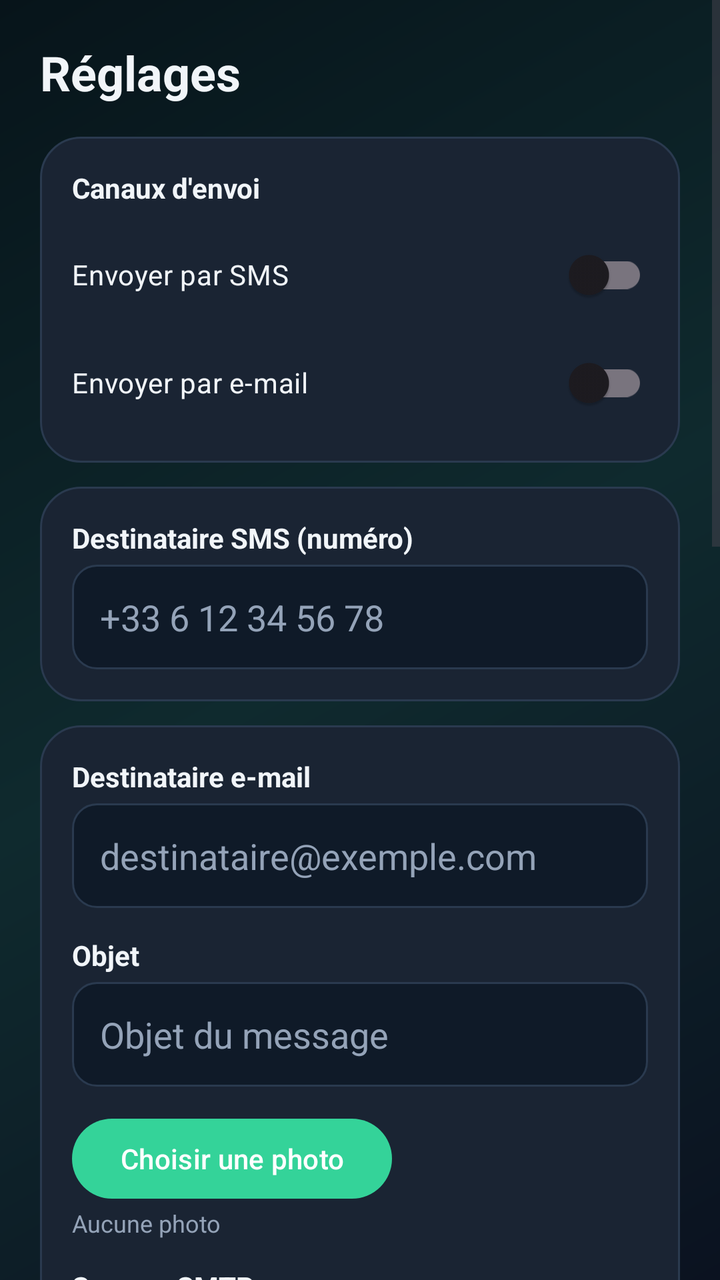
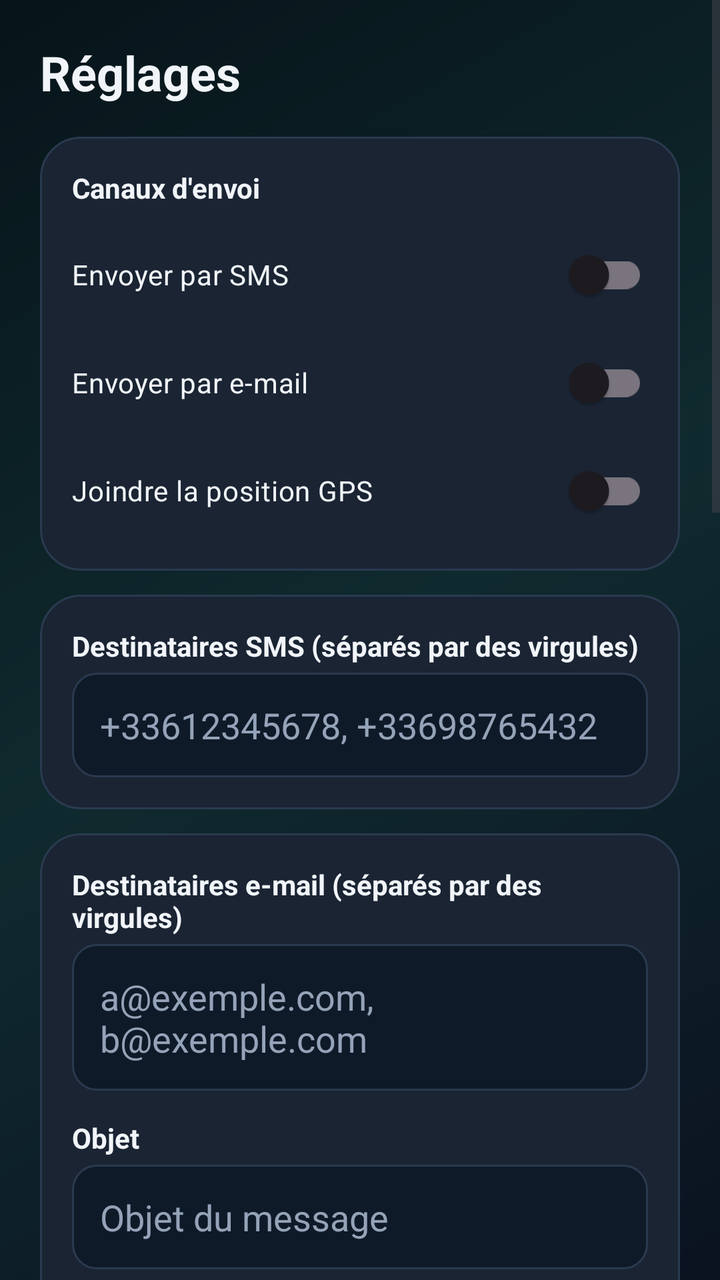

Screens rendered from an Android XML layout before and after an edit, with the pre-edit source and the edit as a unified diff.
<!-- AndroidManifest.xml: application theme Theme.Veille -->
<!-- res/layout/activity_settings.xml -->
<?xml version="1.0" encoding="utf-8"?>
<ScrollView xmlns:android="http://schemas.android.com/apk/res/android"
    android:layout_width="match_parent"
    android:layout_height="match_parent"
    android:background="@drawable/bg_gradient"
    android:fillViewport="true">

    <LinearLayout
        android:layout_width="match_parent"
        android:layout_height="wrap_content"
        android:orientation="vertical"
        android:padding="20dp">

        <TextView
            android:layout_width="wrap_content"
            android:layout_height="wrap_content"
            android:text="Réglages"
            android:textColor="@color/text_primary"
            android:textSize="24sp"
            android:textStyle="bold"
            android:paddingBottom="8dp" />

        
        <LinearLayout
            android:layout_width="match_parent"
            android:layout_height="wrap_content"
            android:orientation="vertical"
            android:background="@drawable/card_bg"
            android:padding="16dp"
            android:layout_marginTop="8dp">

            <TextView style="@style/Label" android:text="Canaux d'envoi" android:paddingTop="0dp" />

            <com.google.android.material.switchmaterial.SwitchMaterial
                android:id="@+id/switchSms"
                android:layout_width="match_parent"
                android:layout_height="wrap_content"
                android:text="Envoyer par SMS"
                android:textColor="@color/text_primary"
                android:layout_marginTop="6dp" />

            <com.google.android.material.switchmaterial.SwitchMaterial
                android:id="@+id/switchEmail"
                android:layout_width="match_parent"
                android:layout_height="wrap_content"
                android:text="Envoyer par e-mail"
                android:textColor="@color/text_primary"
                android:layout_marginTop="6dp" />
        </LinearLayout>

        
        <LinearLayout
            android:id="@+id/smsBlock"
            android:layout_width="match_parent"
            android:layout_height="wrap_content"
            android:orientation="vertical"
            android:background="@drawable/card_bg"
            android:padding="16dp"
            android:layout_marginTop="12dp">

            <TextView style="@style/Label" android:text="Destinataire SMS (numéro)" android:paddingTop="0dp" />
            <EditText android:id="@+id/recipientSms" style="@style/Field"
                android:inputType="phone" android:hint="+33 6 12 34 56 78" />
        </LinearLayout>

        
        <LinearLayout
            android:id="@+id/emailBlock"
            android:layout_width="match_parent"
            android:layout_height="wrap_content"
            android:orientation="vertical"
            android:background="@drawable/card_bg"
            android:padding="16dp"
            android:layout_marginTop="12dp">

            <TextView style="@style/Label" android:text="Destinataire e-mail" android:paddingTop="0dp" />
            <EditText android:id="@+id/recipientEmail" style="@style/Field"
                android:inputType="textEmailAddress" android:hint="destinataire@exemple.com" />

            <TextView style="@style/Label" android:text="Objet" />
            <EditText android:id="@+id/subject" style="@style/Field"
                android:inputType="text" android:hint="Objet du message" />

            <Button android:id="@+id/pickPhoto"
                android:layout_width="wrap_content"
                android:layout_height="wrap_content"
                android:layout_marginTop="12dp"
                android:text="Choisir une photo" />
            <TextView android:id="@+id/photoLabel"
                android:layout_width="match_parent"
                android:layout_height="wrap_content"
                android:text="Aucune photo"
                android:textColor="@color/text_muted"
                android:textSize="12sp" />

            <TextView style="@style/Label" android:text="Serveur SMTP" />
            <EditText android:id="@+id/smtpHost" style="@style/Field"
                android:inputType="textUri" android:text="smtp.gmail.com" />

            <TextView style="@style/Label" android:text="Port SMTP (587 = TLS, 465 = SSL)" />
            <EditText android:id="@+id/smtpPort" style="@style/Field"
                android:inputType="number" android:text="587" />

            <TextView style="@style/Label" android:text="Identifiant SMTP (votre e-mail)" />
            <EditText android:id="@+id/smtpUser" style="@style/Field"
                android:inputType="textEmailAddress" android:hint="vous@gmail.com" />

            <TextView style="@style/Label" android:text="Mot de passe d'application SMTP" />
            <EditText android:id="@+id/smtpPass" style="@style/Field"
                android:inputType="textPassword" android:hint="mot de passe d'application" />
        </LinearLayout>

        
        <LinearLayout
            android:layout_width="match_parent"
            android:layout_height="wrap_content"
            android:orientation="vertical"
            android:background="@drawable/card_bg"
            android:padding="16dp"
            android:layout_marginTop="12dp">

            <TextView style="@style/Label" android:text="Message (texte / lien)" android:paddingTop="0dp" />
            <EditText android:id="@+id/messageText" style="@style/Field"
                android:minLines="3" android:gravity="top"
                android:inputType="textMultiLine" android:hint="Votre message, un lien, etc." />

            <TextView style="@style/Label" android:text="Intervalle entre les relances (minutes)" />
            <EditText android:id="@+id/interval" style="@style/Field"
                android:inputType="number" android:text="1440" />

            <TextView style="@style/Label" android:text="Délai pour valider avant envoi (minutes)" />
            <EditText android:id="@+id/grace" style="@style/Field"
                android:inputType="number" android:text="360" />
        </LinearLayout>

        <Button android:id="@+id/saveBtn"
            android:layout_width="match_parent"
            android:layout_height="wrap_content"
            android:layout_marginTop="18dp"
            android:text="Enregistrer" />

        <Button android:id="@+id/testBtn"
            android:layout_width="match_parent"
            android:layout_height="wrap_content"
            android:layout_marginTop="8dp"
            android:text="Tester l'envoi maintenant" />

        <View android:layout_width="match_parent" android:layout_height="24dp" />
    </LinearLayout>
</ScrollView>
<!-- resources referenced by this layout -->
<resources>
  <color name="text_muted">#94A3B8</color>
  <color name="text_primary">#F1F5F9</color>
  <!-- drawable bg_gradient (drawable) -->
  <?xml version="1.0" encoding="utf-8"?>
  <shape xmlns:android="http://schemas.android.com/apk/res/android"
      android:shape="rectangle">
      <gradient
          android:startColor="#0B1220"
          android:centerColor="#0F2A2E"
          android:endColor="#07141A"
          android:angle="135" />
  </shape>
  <!-- drawable card_bg (drawable) -->
  <?xml version="1.0" encoding="utf-8"?>
  <shape xmlns:android="http://schemas.android.com/apk/res/android"
      android:shape="rectangle">
      <solid android:color="#1A2433" />
      <corners android:radius="20dp" />
      <stroke android:width="1dp" android:color="#2A3A4F" />
  </shape>
  <style name="Field">
          <item name="android:layout_width">match_parent</item>
          <item name="android:layout_height">wrap_content</item>
          <item name="android:background">@drawable/field_bg</item>
          <item name="android:textColor">@color/text_primary</item>
          <item name="android:textColorHint">@color/text_muted</item>
          <item name="android:padding">14dp</item>
      </style>
  <style name="Label">
          <item name="android:layout_width">match_parent</item>
          <item name="android:layout_height">wrap_content</item>
          <item name="android:textStyle">bold</item>
          <item name="android:textColor">@color/text_primary</item>
          <item name="android:paddingTop">14dp</item>
          <item name="android:paddingBottom">4dp</item>
      </style>
  <style name="Theme.Veille" parent="Theme.Material3.DayNight.NoActionBar">
          <item name="colorPrimary">@color/accent</item>
          <item name="colorPrimaryVariant">@color/teal_dark</item>
          <item name="android:statusBarColor">@color/bg_dark</item>
          <item name="android:navigationBarColor">@color/bg_dark</item>
          <item name="android:windowBackground">@color/bg_dark</item>
      </style>
  <!-- drawable field_bg (drawable) -->
  <?xml version="1.0" encoding="utf-8"?>
  <shape xmlns:android="http://schemas.android.com/apk/res/android"
      android:shape="rectangle">
      <solid android:color="#0F1A28" />
      <corners android:radius="12dp" />
      <stroke android:width="1dp" android:color="#2A3A4F" />
  </shape>
  <color name="accent">#34D399</color>
  <color name="teal_dark">#059669</color>
  <color name="bg_dark">#0B1220</color>
</resources>

<!-- the commit's change to res/layout/activity_settings.xml (unified diff, before → after) -->
@@ -46,6 +46,14 @@
                 android:text="Envoyer par e-mail"
                 android:textColor="@color/text_primary"
                 android:layout_marginTop="6dp" />
+
+            <com.google.android.material.switchmaterial.SwitchMaterial
+                android:id="@+id/switchGps"
+                android:layout_width="match_parent"
+                android:layout_height="wrap_content"
+                android:text="Joindre la position GPS"
+                android:textColor="@color/text_primary"
+                android:layout_marginTop="6dp" />
         </LinearLayout>
 
         
@@ -58,9 +66,10 @@
             android:padding="16dp"
             android:layout_marginTop="12dp">
 
-            <TextView style="@style/Label" android:text="Destinataire SMS (numéro)" android:paddingTop="0dp" />
+            <TextView style="@style/Label" android:text="Destinataires SMS (séparés par des virgules)" android:paddingTop="0dp" />
             <EditText android:id="@+id/recipientSms" style="@style/Field"
-                android:inputType="phone" android:hint="+33 6 12 34 56 78" />
+                android:inputType="textMultiLine" android:minLines="1"
+                android:hint="+33612345678, +33698765432" />
         </LinearLayout>
 
         
@@ -73,19 +82,32 @@
             android:padding="16dp"
             android:layout_marginTop="12dp">
 
-            <TextView style="@style/Label" android:text="Destinataire e-mail" android:paddingTop="0dp" />
+            <TextView style="@style/Label" android:text="Destinataires e-mail (séparés par des virgules)" android:paddingTop="0dp" />
             <EditText android:id="@+id/recipientEmail" style="@style/Field"
-                android:inputType="textEmailAddress" android:hint="destinataire@exemple.com" />
+                android:inputType="textMultiLine|textEmailAddress" android:minLines="1"
+                android:hint="a@exemple.com, b@exemple.com" />
 
             <TextView style="@style/Label" android:text="Objet" />
             <EditText android:id="@+id/subject" style="@style/Field"
                 android:inputType="text" android:hint="Objet du message" />
 
-            <Button android:id="@+id/pickPhoto"
-                android:layout_width="wrap_content"
+            <LinearLayout
+                android:layout_width="match_parent"
                 android:layout_height="wrap_content"
-                android:layout_marginTop="12dp"
-                android:text="Choisir une photo" />
+                android:orientation="horizontal"
+                android:layout_marginTop="12dp">
+                <Button android:id="@+id/pickPhoto"
+                    android:layout_width="0dp"
+                    android:layout_weight="1"
+                    android:layout_height="wrap_content"
+                    android:text="Galerie" />
+                <Button android:id="@+id/takePhotoBtn"
+                    android:layout_width="0dp"
+                    android:layout_weight="1"
+                    android:layout_height="wrap_content"
+                    android:layout_marginStart="8dp"
+                    android:text="Appareil photo" />
+            </LinearLayout>
             <TextView android:id="@+id/photoLabel"
                 android:layout_width="match_parent"
                 android:layout_height="wrap_content"
